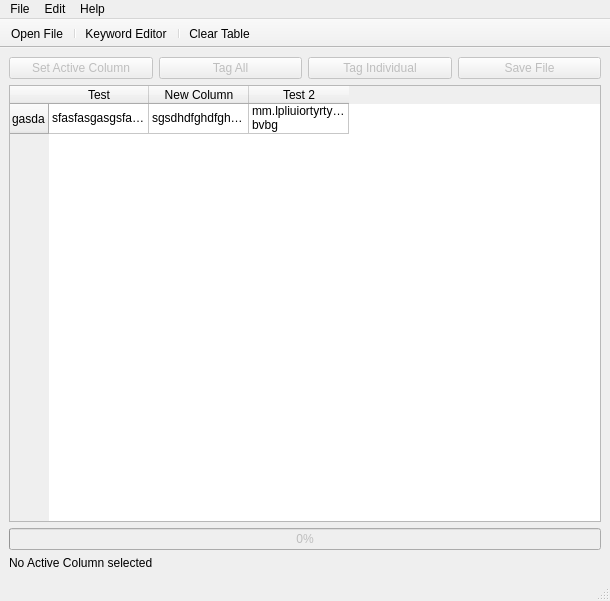
cityofaustin/TagTool, file src/UI Files/mainWindow.ui: the form before one commit.
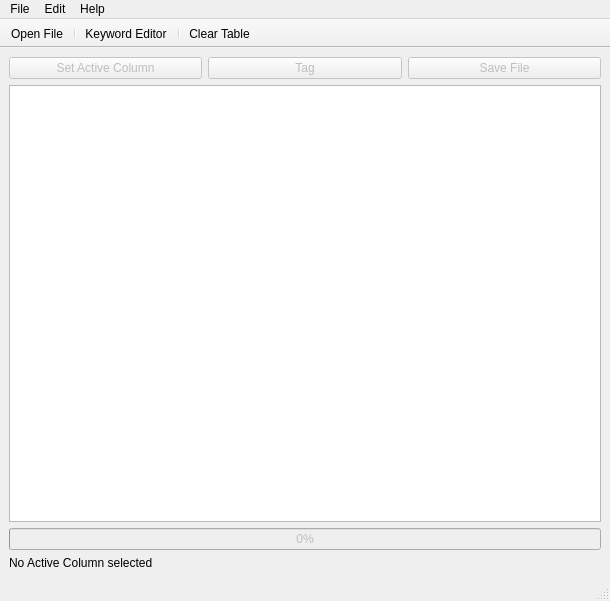
The form after the commit.

Commit message: Updated UI Fixed some bugs Updated Mac.spec

```diff
--- a/src/UI Files/mainWindow.ui
+++ b/src/UI Files/mainWindow.ui
@@ -42,20 +42,7 @@
          <string extracomment="Tags all rows with a single column (Keyword). All keywords will appear here seperated by a comma."/>
         </property>
         <property name="text">
-         <string>Tag All</string>
-        </property>
-       </widget>
-      </item>
-      <item>
-       <widget class="QPushButton" name="btnTagEach">
-        <property name="enabled">
-         <bool>false</bool>
-        </property>
-        <property name="toolTip">
-         <string extracomment="Tags all rows with a individual columns. All keywords will get their own column and a flag if there is a match."/>
-        </property>
-        <property name="text">
-         <string>Tag Individual</string>
+         <string>Tag</string>
         </property>
        </widget>
       </item>
@@ -82,41 +69,6 @@
       <attribute name="horizontalHeaderCascadingSectionResizes">
        <bool>true</bool>
       </attribute>
-      <row>
-       <property name="text">
-        <string>gasda</string>
-       </property>
-      </row>
-      <column>
-       <property name="text">
-        <string>Test</string>
-       </property>
-      </column>
-      <column>
-       <property name="text">
-        <string>New Column</string>
-       </property>
-      </column>
-      <column>
-       <property name="text">
-        <string>Test 2</string>
-       </property>
-      </column>
-      <item row="0" column="0">
-       <property name="text">
-        <string>sfasfasgasgsfasfasgasgsfasfasgasgsfasfasgasgsfasfasgasgsfasfasgasgsfasfasgasgsfasfasgasgsfasfasgasg</string>
-       </property>
-      </item>
-      <item row="0" column="1">
-       <property name="text">
-        <string>sgsdhdfghdfghfgdhghfghfg</string>
-       </property>
-      </item>
-      <item row="0" column="2">
-       <property name="text">
-        <string>mm.lpliuiortyrtyrtyurty bvbg</string>
-       </property>
-      </item>
      </widget>
     </item>
     <item>
```
Left out of the diff: 3 changed lines with no effect on the pictures. The commit also changes 5 other files.
